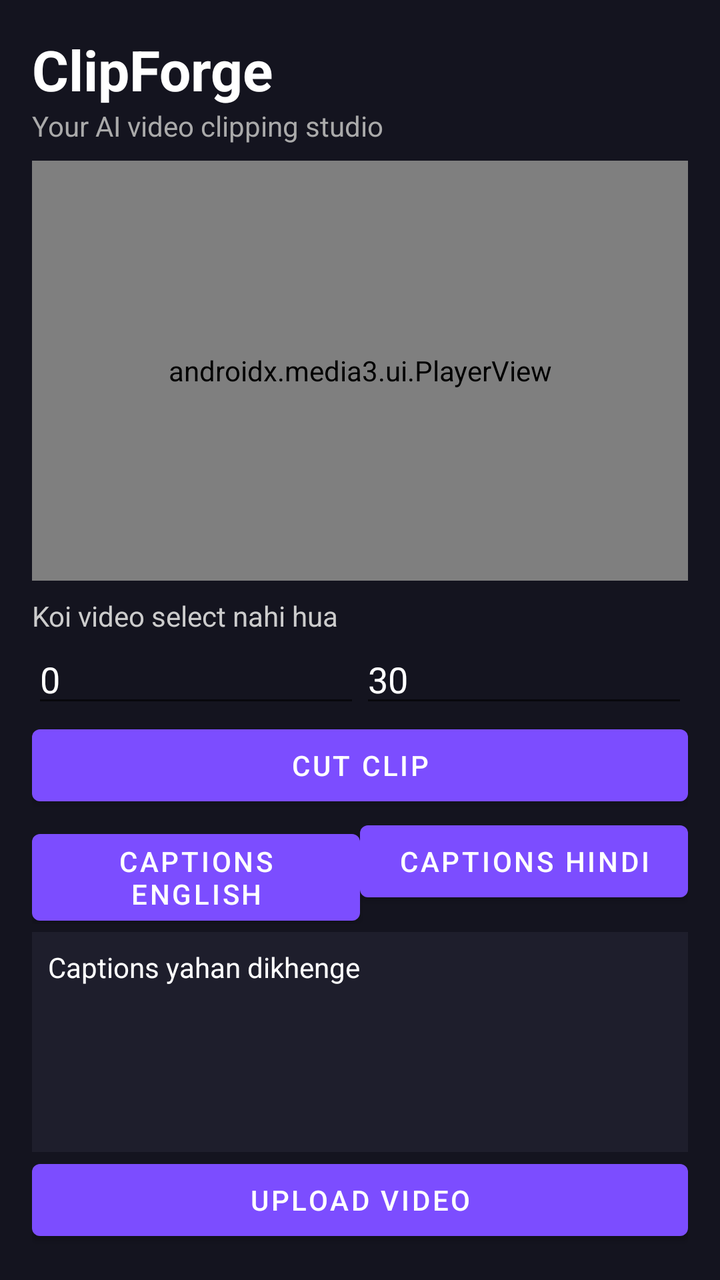
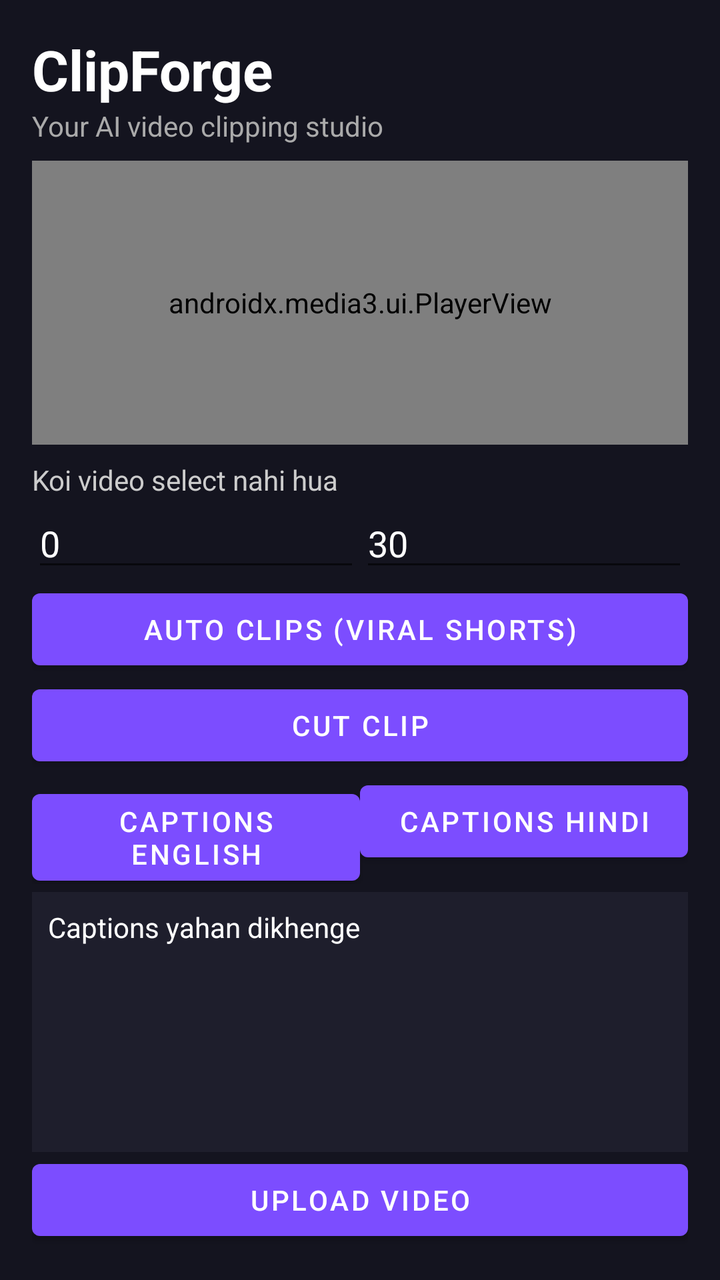

Two renders of the same Android screen: before a commit and after it. Below are the layout's source before the change and the commit's diff.
<!-- AndroidManifest.xml: application theme Theme.ClipForge -->
<!-- res/layout/activity_main.xml -->
<?xml version="1.0" encoding="utf-8"?>
<LinearLayout xmlns:android="http://schemas.android.com/apk/res/android"
    xmlns:app="http://schemas.android.com/apk/res-auto"
    android:layout_width="match_parent"
    android:layout_height="match_parent"
    android:orientation="vertical"
    android:padding="16dp">

    <TextView
        android:layout_width="match_parent"
        android:layout_height="wrap_content"
        android:text="ClipForge"
        android:textColor="#FFFFFF"
        android:textSize="28sp"
        android:textStyle="bold" />

    <TextView
        android:layout_width="match_parent"
        android:layout_height="wrap_content"
        android:layout_marginBottom="8dp"
        android:text="Your AI video clipping studio"
        android:textColor="#AAAAAA"
        android:textSize="14sp" />

    <androidx.media3.ui.PlayerView
        android:id="@+id/playerView"
        android:layout_width="match_parent"
        android:layout_height="0dp"
        android:layout_weight="1"
        android:background="#000000"
        app:show_buffering="when_playing" />

    <TextView
        android:id="@+id/videoInfo"
        android:layout_width="match_parent"
        android:layout_height="wrap_content"
        android:layout_marginTop="8dp"
        android:text="Koi video select nahi hua"
        android:textColor="#CCCCCC" />

    <LinearLayout
        android:layout_width="match_parent"
        android:layout_height="wrap_content"
        android:orientation="horizontal">

        <EditText
            android:id="@+id/etStart"
            android:layout_width="0dp"
            android:layout_height="wrap_content"
            android:layout_weight="1"
            android:hint="Start (sec)"
            android:inputType="number"
            android:text="0"
            android:textColor="#FFFFFF"
            android:textColorHint="#777777" />

        <EditText
            android:id="@+id/etEnd"
            android:layout_width="0dp"
            android:layout_height="wrap_content"
            android:layout_weight="1"
            android:hint="End (sec)"
            android:inputType="number"
            android:text="30"
            android:textColor="#FFFFFF"
            android:textColorHint="#777777" />
    </LinearLayout>

    <Button
        android:id="@+id/btnCut"
        android:layout_width="match_parent"
        android:layout_height="wrap_content"
        android:text="Cut Clip" />

    <LinearLayout
        android:layout_width="match_parent"
        android:layout_height="wrap_content"
        android:orientation="horizontal">

        <Button
            android:id="@+id/btnCapEn"
            android:layout_width="0dp"
            android:layout_height="wrap_content"
            android:layout_weight="1"
            android:text="Captions English" />

        <Button
            android:id="@+id/btnCapHi"
            android:layout_width="0dp"
            android:layout_height="wrap_content"
            android:layout_weight="1"
            android:text="Captions Hindi" />
    </LinearLayout>

    <ScrollView
        android:layout_width="match_parent"
        android:layout_height="110dp"
        android:layout_marginTop="4dp"
        android:background="#1E1E2C">

        <TextView
            android:id="@+id/tvCaptions"
            android:layout_width="match_parent"
            android:layout_height="wrap_content"
            android:padding="8dp"
            android:text="Captions yahan dikhenge"
            android:textColor="#FFFFFF" />
    </ScrollView>

    <Button
        android:id="@+id/btnPick"
        android:layout_width="match_parent"
        android:layout_height="wrap_content"
        android:text="Upload Video" />

</LinearLayout>
<!-- resources referenced by this layout -->
<resources>
  <style name="Theme.ClipForge" parent="Theme.MaterialComponents.DayNight.NoActionBar">
          <item name="colorPrimary">#7C4DFF</item>
          <item name="colorPrimaryVariant">#5E35B1</item>
          <item name="colorOnPrimary">#FFFFFF</item>
          <item name="android:statusBarColor">#14141F</item>
          <item name="android:windowBackground">#14141F</item>
      </style>
</resources>

<!-- the commit's change to res/layout/activity_main.xml (unified diff, before → after) -->
@@ -67,6 +67,12 @@
     </LinearLayout>
 
     <Button
+        android:id="@+id/btnAuto"
+        android:layout_width="match_parent"
+        android:layout_height="wrap_content"
+        android:text="Auto Clips (Viral Shorts)" />
+
+    <Button
         android:id="@+id/btnCut"
         android:layout_width="match_parent"
         android:layout_height="wrap_content"
@@ -94,7 +100,7 @@
 
     <ScrollView
         android:layout_width="match_parent"
-        android:layout_height="110dp"
+        android:layout_height="130dp"
         android:layout_marginTop="4dp"
         android:background="#1E1E2C">
 
